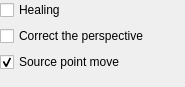
Before: the Qt Designer form krita/plugins/paintops/defaultpaintops/duplicate/wdgduplicateop.ui in KDE/krita, drawn with Qt 5.
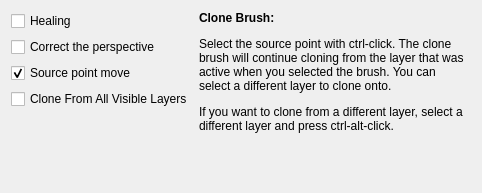
After: the same form once the commit is applied.

Commit message:
Updates for the clone tool
The clone tool can now clone from the projection and it's possible
to change the clone source layer. Press ctrl-alt-click to select a
new clone source on the current layer. ctrl-click to select a new clone
source point on the layer that was active when you selected the clone
op.

Patch:
```diff
--- a/krita/plugins/paintops/defaultpaintops/duplicate/wdgduplicateop.ui
+++ b/krita/plugins/paintops/defaultpaintops/duplicate/wdgduplicateop.ui
@@ -6,14 +6,15 @@
    <rect>
     <x>0</x>
     <y>0</y>
-    <width>185</width>
-    <height>87</height>
+    <width>474</width>
+    <height>193</height>
    </rect>
   </property>
+  <layout class="QGridLayout" name="gridLayout">
+   <item row="0" column="0">
+    <layout class="QHBoxLayout" name="horizontalLayout">
+     <item>
   <layout class="QVBoxLayout" name="verticalLayout">
-   <property name="margin">
-    <number>0</number>
-   </property>
    <item>
     <widget class="QCheckBox" name="cbHealing">
      <property name="text">
@@ -39,6 +40,55 @@
     </widget>
    </item>
    <item>
+        <widget class="QCheckBox" name="chkCloneProjection">
+         <property name="toolTip">
+          <string>When checked, clone from all visible layers. Otherwise, clone from the active layer.</string>
+         </property>
+         <property name="text">
+          <string>Clone From All Visible Layers</string>
+         </property>
+        </widget>
+       </item>
+       <item>
+        <spacer name="verticalSpacer_2">
+         <property name="orientation">
+          <enum>Qt::Vertical</enum>
+         </property>
+         <property name="sizeHint" stdset="0">
+          <size>
+           <width>20</width>
+           <height>40</height>
+          </size>
+         </property>
+        </spacer>
+       </item>
+      </layout>
+     </item>
+     <item>
+      <widget class="QLabel" name="label">
+       <property name="sizePolicy">
+        <sizepolicy hsizetype="MinimumExpanding" vsizetype="MinimumExpanding">
+         <horstretch>0</horstretch>
+         <verstretch>0</verstretch>
+        </sizepolicy>
+       </property>
+       <property name="text">
+        <string>&lt;html&gt;&lt;head/&gt;&lt;body&gt;&lt;p&gt;&lt;span style=&quot; font-weight:600;&quot;&gt;Clone Brush:&lt;/span&gt;&lt;/p&gt;&lt;p&gt;Select the source point with ctrl-click. The clone brush will continue cloning from the layer that was active when you selected the brush. You can select a different layer to clone onto.&lt;/p&gt;&lt;p&gt;If you want to clone from a different layer, select a different layer and press ctrl-alt-click.&lt;/p&gt;&lt;/body&gt;&lt;/html&gt;</string>
+       </property>
+       <property name="alignment">
+        <set>Qt::AlignLeading|Qt::AlignLeft|Qt::AlignTop</set>
+       </property>
+       <property name="wordWrap">
+        <bool>true</bool>
+       </property>
+       <property name="margin">
+        <number>2</number>
+       </property>
+      </widget>
+     </item>
+    </layout>
+   </item>
+   <item row="1" column="0">
     <spacer name="verticalSpacer">
      <property name="orientation">
       <enum>Qt::Vertical</enum>
```
Left out of the diff: 6 changed lines with no effect on the pictures. Lines whose indentation alone changed are shown as unchanged. The commit also changes 22 other files.
